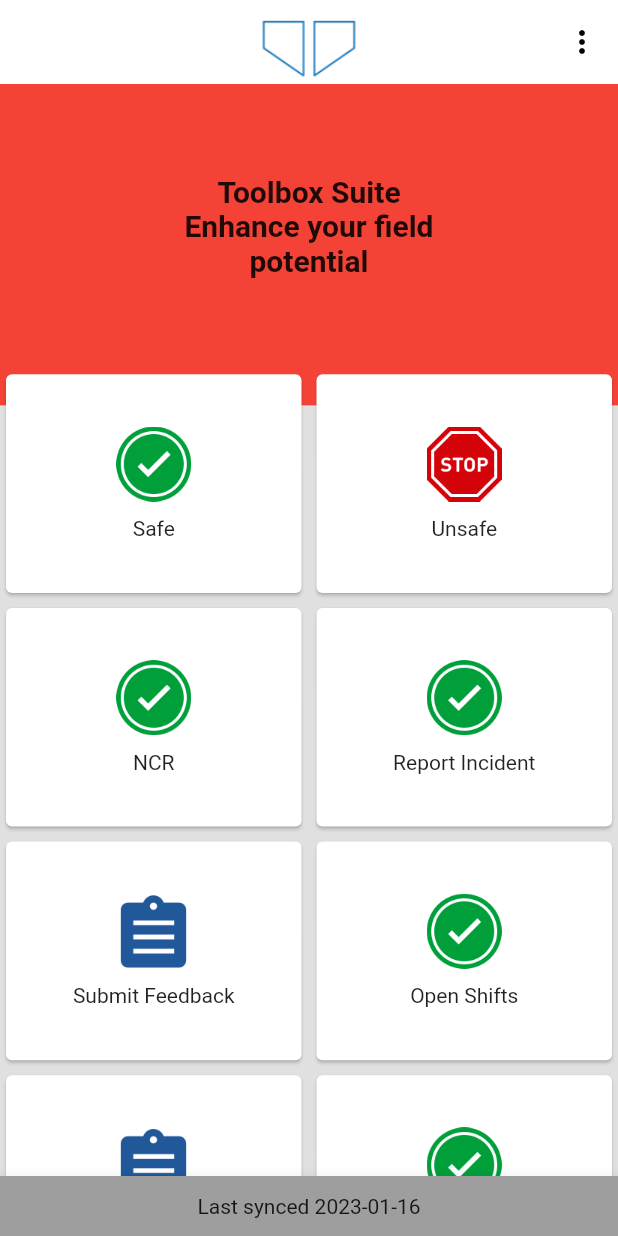
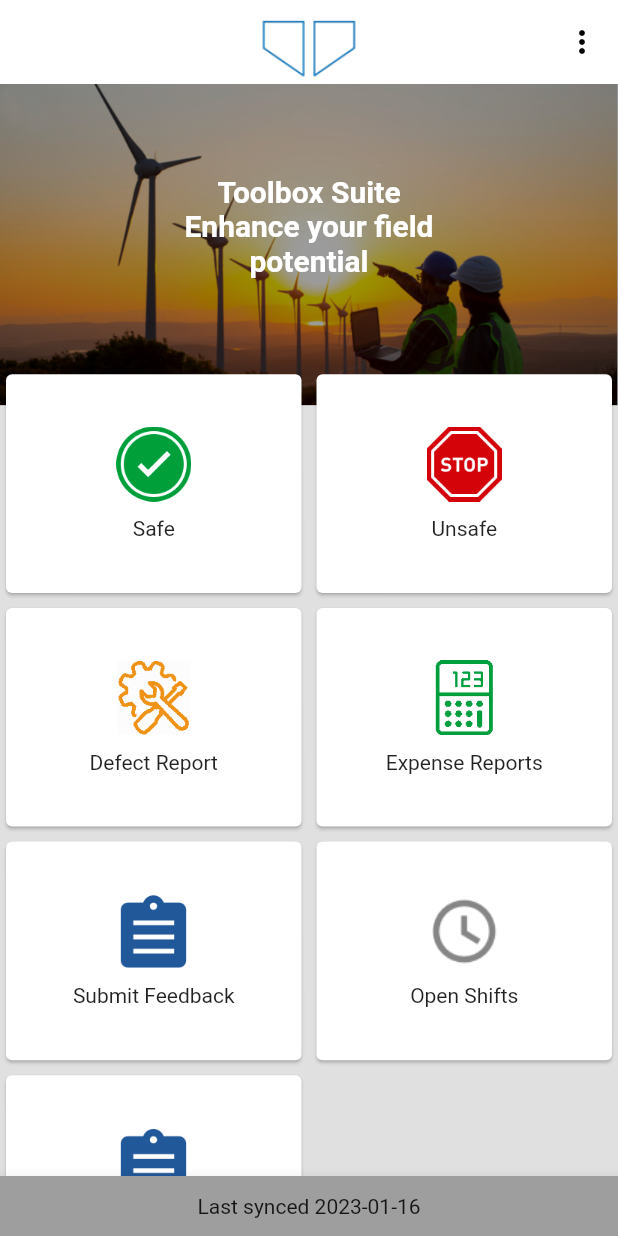
Before and after one commit to divyang-mobio/wts_energy, a Flutter app: the screen it shows after launch, on a phone screen of 412 x 824 dp. Run offline on Flutter 3.47's test engine with Material 2 defaults, Android fonts, the phone set to English and light mode, and no system bars; our stand-ins replace bloc, flutter_bloc.

```diff
--- /dev/null
+++ b/lib/controller/select_value_boc/check_box_event.dart
@@ -0,0 +1,5 @@
+part of 'check_box_bloc.dart';
+
+abstract class CheckBoxEvent {}
+
+class SelectValueForCheckBox extends CheckBoxEvent {}
--- a/lib/main.dart
+++ b/lib/main.dart
@@ -1,5 +1,5 @@
 import 'package:flutter/material.dart';
-import 'views/main_screen.dart';
+import 'navigation/routes.dart';
 
 void main() {
   runApp(const MyApp());
@@ -16,8 +16,8 @@ class MyApp extends StatelessWidget {
         theme: ThemeData(
             primarySwatch: Colors.grey,
             appBarTheme: const AppBarTheme(
-                elevation: 0,
-                iconTheme: IconThemeData(color: Colors.black))),
-        home: const MainScreen());
+                elevation: 0, iconTheme: IconThemeData(color: Colors.black))),
+        onGenerateRoute: RouteGenerator.generateRoute,
+        initialRoute: '/');
   }
 }
--- /dev/null
+++ b/lib/navigation/routes.dart
@@ -0,0 +1,17 @@
+import 'package:flutter/material.dart';
+
+import '../views/main_screen.dart';
+import '../views/safe_screen.dart';
+
+class RouteGenerator {
+  static Route<dynamic> generateRoute(RouteSettings setting) {
+    switch (setting.name) {
+      case "/":
+        return MaterialPageRoute(builder: (context) => const MainScreen());
+      case "/safe":
+        return MaterialPageRoute(builder: (context) => const SafeScreen());
+      default:
+        return MaterialPageRoute(builder: (context) => const MainScreen());
+    }
+  }
+}
--- a/lib/resources/color_resources.dart
+++ b/lib/resources/color_resources.dart
@@ -0,0 +1,12 @@
+part of 'resources.dart';
+
+class ColorResources {
+  final Color headTileColor = Colors.white;
+  final Color mainScreenImageDarkenColor = const Color.fromARGB(100, 0, 0, 0);
+  final Color mainScreenBGColor = Colors.grey.shade300;
+  final Color mainScreenAppBarColor = Colors.white;
+  final Color syncBarBGColor = Colors.grey;
+  final Color checkBoxUncheckBGColor = Colors.white;
+  final Color listTileUnderlineColor =  Colors.grey;
+  final Color requiredFieldErrorColor =  Colors.red;
+}
--- a/lib/resources/list_resources.dart
+++ b/lib/resources/list_resources.dart
@@ -3,15 +3,12 @@ part of 'resources.dart';
 List<DataModel> data = [
   DataModel(image: 'assets/ic_safe.png', title: 'Safe'),
   DataModel(image: 'assets/ic_unsafe.png', title: 'Unsafe'),
-  DataModel(image: 'assets/ic_safe.png', title: 'NCR'),
-  DataModel(image: 'assets/ic_safe.png', title: 'Report Incident'),
+  DataModel(image: 'assets/ic_defect.png', title: 'Defect Report'),
+  DataModel(image: 'assets/ic_expenses.png', title: 'Expense Reports'),
   DataModel(image: 'assets/ic_feedback_reports.png', title: 'Submit Feedback'),
-  DataModel(image: 'assets/ic_safe.png', title: 'Open Shifts'),
+  DataModel(image: 'assets/ic_shift.png', title: 'Open Shifts'),
   DataModel(image: 'assets/ic_feedback_reports.png', title: 'Reports'),
-  DataModel(image: 'assets/ic_safe.png', title: 'Settings'),
 ];
-
-
 
 List<IconData> iconData = [
   Icons.person_rounded,
--- a/lib/resources/resources.dart
+++ b/lib/resources/resources.dart
@@ -3,3 +3,5 @@ import 'package:flutter/material.dart';
 import '../model/item_model.dart';
 
 part 'list_resources.dart';
+part 'text_resources.dart';
+part 'color_resources.dart';
--- a/lib/resources/text_resources.dart
+++ b/lib/resources/text_resources.dart
@@ -0,0 +1,23 @@
+part of 'resources.dart';
+
+class RouteName {
+  final String mainScreen = "/";
+  final String safeScreen = "/safe";
+}
+
+class AssetImageLink {
+  final String mainScreenBGImage = "assets/bg_home_photo.png";
+  final String mainScreenLogoImage = 'assets/logo.png';
+}
+
+class TextResources {
+  final String headTitle = '''Toolbox Suite
+Enhance your field
+potential''';
+  final String syncString = 'Last synced 2023-01-16';
+}
+
+class TypePropertiesData {
+  final String optionTypeProperties = "options";
+  final String checkBoxTypeProperties = "chekbox";
+}
--- a/lib/views/main_screen.dart
+++ b/lib/views/main_screen.dart
@@ -1,6 +1,4 @@
 import 'package:flutter/material.dart';
-import 'package:wts_energy/views/safe_screen.dart';
-
 import '../resources/resources.dart';
 
 class MainScreen extends StatefulWidget {
@@ -14,11 +12,11 @@ class _MainScreenState extends State<MainScreen> {
   @override
   Widget build(BuildContext context) {
     return Scaffold(
-      backgroundColor: Colors.grey.shade300,
+      backgroundColor: ColorResources().mainScreenBGColor,
       appBar: AppBar(
-        backgroundColor: Colors.white,
+        backgroundColor: ColorResources().mainScreenAppBarColor,
         centerTitle: true,
-        title: Image.asset('assets/logo.png', height: 120),
+        title: Image.asset(AssetImageLink().mainScreenLogoImage, height: 120),
         actions: [
           PopupMenuButton<String>(
             onSelected: (s) {},
@@ -35,32 +33,36 @@ class _MainScreenState extends State<MainScreen> {
       ),
       bottomNavigationBar: BottomAppBar(
         child: Container(
-          color: Colors.grey,
+          color: ColorResources().syncBarBGColor,
           height: 40,
-          child: const Center(child: Text('Last synced 2023-01-16')),
+          child: Center(child: Text(TextResources().syncString)),
         ),
       ),
       body: SingleChildScrollView(
         child: Column(
           children: [
             Stack(children: [
+              SizedBox(
+                  height: MediaQuery.of(context).size.height * .26,
+                  width: MediaQuery.of(context).size.width,
+                  child: Image.asset(AssetImageLink().mainScreenBGImage,
+                      fit: BoxFit.cover)),
               Container(
-                color: Colors.red,
-                height: MediaQuery.of(context).size.height * .26,
-                width: MediaQuery.of(context).size.width,
-              ),
+                  color: ColorResources().mainScreenImageDarkenColor,
+                  height: MediaQuery.of(context).size.height * .26,
+                  width: MediaQuery.of(context).size.width),
               Column(children: [
                 SizedBox(
                   height: MediaQuery.of(context).size.height * .23,
                   width: MediaQuery.of(context).size.width,
-                  child: const Center(
+                  child: Center(
                     child: Text(
-                      '''Toolbox Suite
-Enhance your field
-potential''',
+                      TextResources().headTitle,
                       textAlign: TextAlign.center,
-                      style:
-                          TextStyle(fontWeight: FontWeight.bold, fontSize: 20),
+                      style: TextStyle(
+                          fontWeight: FontWeight.bold,
+                          fontSize: 20,
+                          color: ColorResources().headTileColor),
                     ),
                   ),
                 ),
@@ -75,12 +77,8 @@ potential''',
                       childAspectRatio: 4 / 3),
                   itemBuilder: (BuildContext context, int index) {
                     return GestureDetector(
-                      onTap: () {
-                        Navigator.push(
-                            context,
-                            MaterialPageRoute(
-                                builder: (context) => const SafeScreen()));
-                      },
+                      onTap: () =>
+                          Navigator.pushNamed(context, RouteName().safeScreen),
                       child: Card(
                         child: Center(
                           child: Column(
```
Also changed, not shown: lib/controller/select_value_boc/check_box_bloc.dart (added, +13 -0 lines), lib/controller/select_value_boc/check_box_state.dart (added, +7 -0 lines), lib/views/safe_screen.dart (+44 -22 lines), assets/bg_home_photo.png (added), assets/ic_defect.png (added), assets/ic_expenses.png (added), assets/ic_shift.png (added), lib/controller/select_value_boc/drop_down_bloc.dart (renamed from lib/controller/drop_down_boc/drop_down_bloc.dart), lib/controller/select_value_boc/drop_down_event.dart (renamed from lib/controller/drop_down_boc/drop_down_event.dart), lib/controller/select_value_boc/drop_down_state.dart (renamed from lib/controller/drop_down_boc/drop_down_state.dart), 1 other file.
